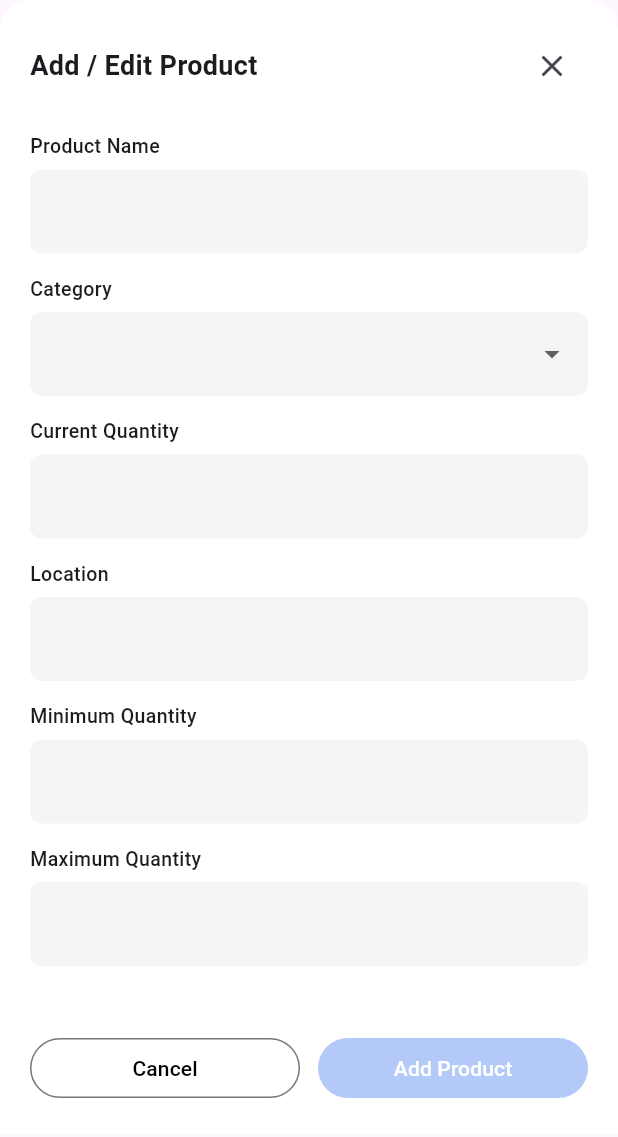
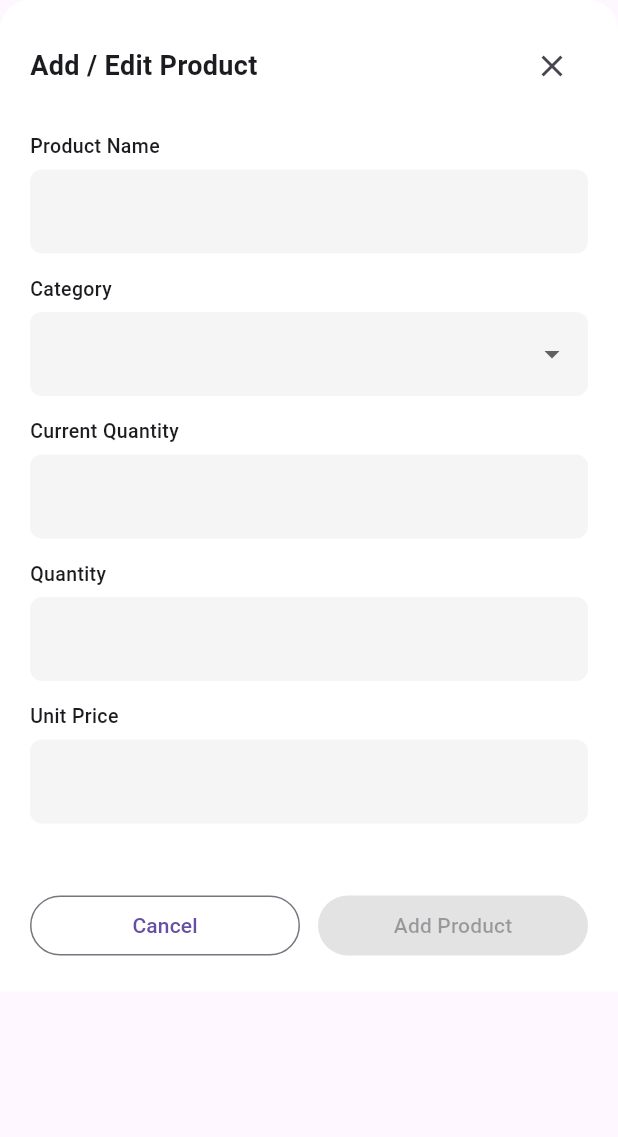
Before and after one commit to mo7amed-tarek/-graduation-_project, a Flutter app: the AddProductSheet widget shown alone on an empty page, opened directly, on a phone screen of 412 x 824 dp. Shown: the top 1137 px of the screen. Run offline on Flutter 3.47's test engine with Material 3 defaults, Android fonts, the phone set to English and light mode, and no system bars; our stand-ins replace flutter_screenutil, gap, percent_indicator, pin_code_fields, syncfusion_flutter_charts.

Commit message:
Refactor inventory management: update item properties and improve validation

```diff
--- a/codecrefactos/lib/Inventory Management/viewmodels/inventory_viewmodel.dart
+++ b/codecrefactos/lib/Inventory Management/viewmodels/inventory_viewmodel.dart
@@ -4,7 +4,8 @@ class InventoryItem {
   final String name;
   final String category;
   final String date;
-  final String warehouse;
+  final double unitPrice;
+
   final double stockRatio;
   final bool isLowStock;
 
@@ -12,7 +13,7 @@ class InventoryItem {
     required this.name,
     required this.category,
     required this.date,
-    required this.warehouse,
+    required this.unitPrice,
     required this.stockRatio,
     required this.isLowStock,
   });
@@ -60,8 +61,8 @@ class InventoryViewModel extends ChangeNotifier {
         ..addAll(
           _items.where(
             (item) =>
-                item.name.toLowerCase().contains(_searchQuery) ||
-                item.category.toLowerCase().contains(_searchQuery),
+                item.name.toLowerCase().contains(_searchQuery)
+                // item.category.toLowerCase().contains(_searchQuery),
           ),
         );
     }
--- a/codecrefactos/lib/Inventory Management/widgets/Add_Product_Bottom_Sheet.dart
+++ b/codecrefactos/lib/Inventory Management/widgets/Add_Product_Bottom_Sheet.dart
@@ -18,10 +18,9 @@ class _AddProductSheetState extends State<AddProductSheet> {
   final _formKey = GlobalKey<FormState>();
 
   final nameCtrl = TextEditingController();
-  final qtyCtrl = TextEditingController();
-  final locationCtrl = TextEditingController();
-  final minCtrl = TextEditingController();
-  final maxCtrl = TextEditingController();
+  final currentQtyCtrl = TextEditingController();
+  final quantityCtrl = TextEditingController();
+  final unitPriceCtrl = TextEditingController();
 
   String? selectedCategory;
   bool isFormValid = false;
@@ -29,15 +28,12 @@ class _AddProductSheetState extends State<AddProductSheet> {
   @override
   void initState() {
     super.initState();
+
     if (widget.item != null) {
       final item = widget.item!;
       nameCtrl.text = item.name;
-      locationCtrl.text = item.warehouse;
-      qtyCtrl.text = (item.stockRatio * 100).toStringAsFixed(0);
-      minCtrl.text = item.isLowStock ? qtyCtrl.text : "0";
-      maxCtrl.text = "100";
+      unitPriceCtrl.text = item.unitPrice.toString();
       selectedCategory = item.category;
-      isFormValid = true;
     }
   }
 
@@ -59,20 +55,16 @@ class _AddProductSheetState extends State<AddProductSheet> {
           child: Column(
             crossAxisAlignment: CrossAxisAlignment.start,
             children: [
+              // Header
               Row(
                 children: [
                   const Expanded(
-                    child: Column(
-                      crossAxisAlignment: CrossAxisAlignment.start,
-                      children: [
-                        Text(
+                    child: Text(
                       "Add / Edit Product",
                       style: TextStyle(
                         fontSize: 18,
                         fontWeight: FontWeight.bold,
                       ),
-                        ),
-                      ],
                     ),
                   ),
                   IconButton(
@@ -84,6 +76,7 @@ class _AddProductSheetState extends State<AddProductSheet> {
 
               const SizedBox(height: 20),
 
+              // Form
               Form(
                 key: _formKey,
                 onChanged: () {
@@ -99,28 +92,28 @@ class _AddProductSheetState extends State<AddProductSheet> {
                       label: "Product Name",
                       controller: nameCtrl,
                     ),
+
                     CategoryDropdown(
                       value: selectedCategory,
                       onChanged: (val) =>
                           setState(() => selectedCategory = val),
                     ),
+
                     ProductTextField(
                       label: "Current Quantity",
-                      controller: qtyCtrl,
+                      controller: currentQtyCtrl,
                       isNumber: true,
                     ),
+
                     ProductTextField(
-                      label: "Location",
-                      controller: locationCtrl,
-                    ),
-                    ProductTextField(
-                      label: "Minimum Quantity",
-                      controller: minCtrl,
+                      label: "Quantity",
+                      controller: quantityCtrl,
                       isNumber: true,
                     ),
+
                     ProductTextField(
-                      label: "Maximum Quantity",
-                      controller: maxCtrl,
+                      label: "Unit Price",
+                      controller: unitPriceCtrl,
                       isNumber: true,
                     ),
                   ],
@@ -129,15 +122,12 @@ class _AddProductSheetState extends State<AddProductSheet> {
 
               const SizedBox(height: 30),
 
+              // Buttons
               Row(
                 children: [
                   Expanded(
                     child: OutlinedButton(
                       onPressed: () => Navigator.pop(context),
-                      style: OutlinedButton.styleFrom(
-                        backgroundColor: Colors.white,
-                        foregroundColor: Colors.black,
-                      ),
                       child: const Text("Cancel"),
                     ),
                   ),
@@ -146,40 +136,49 @@ class _AddProductSheetState extends State<AddProductSheet> {
                     child: ElevatedButton(
                       onPressed: isFormValid
                           ? () {
-                              final current = double.parse(qtyCtrl.text);
-                              final max = double.parse(maxCtrl.text);
-                              final min = double.parse(minCtrl.text);
+                        final current =
+                        double.tryParse(currentQtyCtrl.text);
+                        final quantity =
+                        double.tryParse(quantityCtrl.text);
+                        final unitPrice =
+                        double.tryParse(unitPriceCtrl.text);
+
+                        if (current == null ||
+                            quantity == null ||
+                            unitPrice == null) {
+                          return;
+                        }
+
+                        final ratio = current / quantity;
 
                         final newItem = InventoryItem(
                           name: nameCtrl.text.trim(),
                           category: selectedCategory!,
-                                warehouse: locationCtrl.text.trim(),
                           date: DateTime.now()
                               .toString()
                               .split(' ')
                               .first,
-                                stockRatio: current / max,
-                                isLowStock: current <= min,
+                          unitPrice: unitPrice,
+                          stockRatio: ratio,
+                          isLowStock: ratio <= 0.2,
                         );
 
                         if (widget.index != null) {
                           vm.deleteItem(widget.index!);
                         }
+
                         vm.addItem(newItem);
-
                         Navigator.pop(context);
                       }
                           : null,
                       style: ElevatedButton.styleFrom(
                         backgroundColor: const Color(0xFF2563EB),
                         foregroundColor: Colors.white,
-                        disabledBackgroundColor: const Color(
-                          0xFF2563EB,
-                        ).withOpacity(0.35),
-                        disabledForegroundColor: Colors.white,
                       ),
                       child: Text(
-                        widget.item != null ? "Update Product" : "Add Product",
+                        widget.item != null
+                            ? "Update Product"
+                            : "Add Product",
                       ),
                     ),
                   ),
--- a/codecrefactos/lib/Inventory Management/widgets/Item_card.dart
+++ b/codecrefactos/lib/Inventory Management/widgets/Item_card.dart
@@ -60,11 +60,13 @@ class InventoryItemCard extends StatelessWidget {
             ),
 
             Gap(6.h),
+            Text("Unit Price: \$${item.unitPrice}"),
+            Gap(6.h),
+
 
             Row(
               mainAxisAlignment: MainAxisAlignment.spaceBetween,
               children: [
-                Text(item.warehouse, style: TextStyle(fontSize: 13.sp)),
                 Text(
                   "${(percent * 100).toInt()}%",
                   style: TextStyle(
--- a/codecrefactos/lib/viewmodels/sales_provider.dart
+++ b/codecrefactos/lib/viewmodels/sales_provider.dart
@@ -50,7 +50,6 @@ class SalesProvider extends ChangeNotifier {
     });
   }
 
-  // تعديل هنا لاستخدام status بدل category
   int get completedSalesCount =>
       _sales.where((s) => s.status.toLowerCase() == 'completed').length;
 
--- a/codecrefactos/lib/views/sales/widget/add_sales_sheet.dart
+++ b/codecrefactos/lib/views/sales/widget/add_sales_sheet.dart
@@ -69,6 +69,7 @@ class _AddSalesSheetState extends State<AddSalesSheet> {
                 ),
               ],
             ),
+
             Text(
               "Enter sale details",
               style: TextStyle(color: Colors.grey, fontSize: 13.sp),
```
Also changed, not shown: codecrefactos/lib/Inventory Management/widgets/product_text_field.dart (+16 -1 lines). Lines whose indentation alone changed are shown as unchanged.
